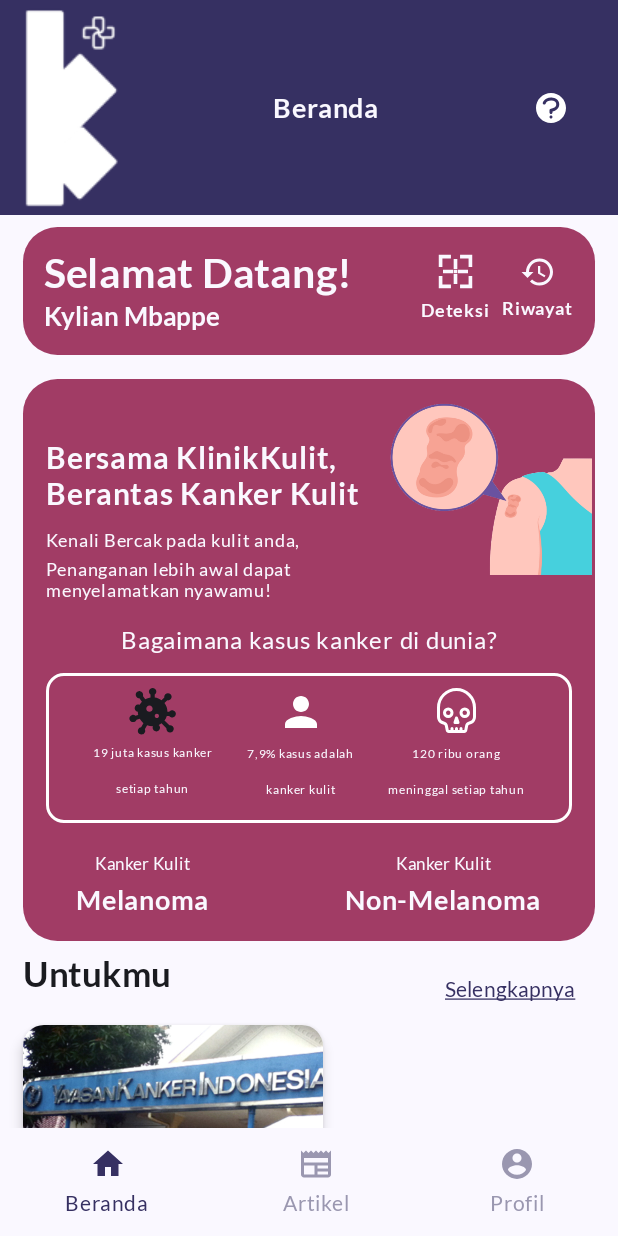
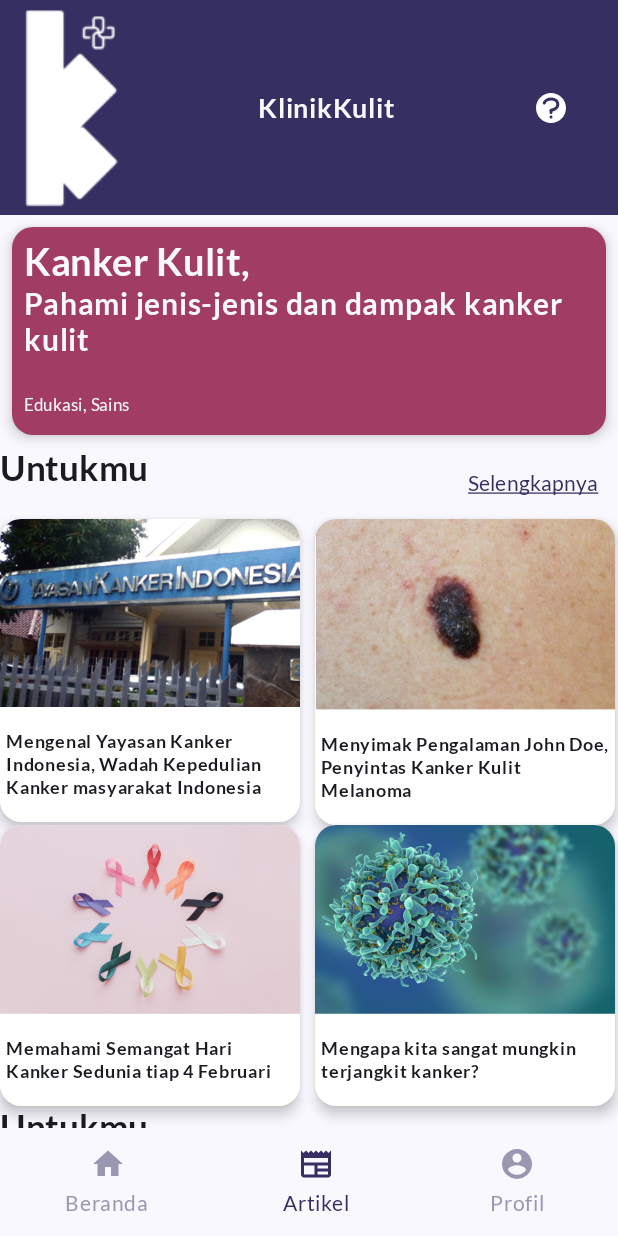
Before and after one commit to BackFont/Klinik-Kulit, an Android app built with Jetpack Compose: the HomeScreen screen opened through its navigation route, after a tap on "Article", on a phone screen of 412 x 824 dp. Run offline under Robolectric (Android 15) with nearby library versions, the phone set to English and light mode, and no system bars.

Commit message:
Finished camera features and added articles page

```diff
--- a/app/src/main/java/com/example/klinikkulit/MainActivity.kt
+++ b/app/src/main/java/com/example/klinikkulit/MainActivity.kt
@@ -1,22 +1,16 @@
 package com.example.klinikkulit
 
-import android.graphics.Camera
 import android.os.Bundle
-import android.util.Log
 import androidx.activity.ComponentActivity
 import androidx.activity.compose.setContent
-import androidx.compose.material3.Text
-import androidx.compose.runtime.Composable
 import androidx.compose.runtime.getValue
-import androidx.compose.ui.Modifier
-import androidx.compose.ui.tooling.preview.Preview
 import androidx.lifecycle.compose.collectAsStateWithLifecycle
 import androidx.lifecycle.viewmodel.compose.viewModel
 import androidx.navigation.NavHostController
 import androidx.navigation.compose.NavHost
 import androidx.navigation.compose.composable
 import androidx.navigation.compose.rememberNavController
-import com.example.klinikkulit.models.CameraState
+import com.example.klinikkulit.ui.screens.ArticlesPage
 import com.example.klinikkulit.ui.screens.CameraScreen
 import com.example.klinikkulit.ui.screens.EditProfilePage
 import com.example.klinikkulit.ui.screens.FAQPage
@@ -27,7 +21,6 @@ import com.example.klinikkulit.ui.screens.ScanResultScreen
 import com.example.klinikkulit.ui.screens.SignUpPage
 import com.example.klinikkulit.ui.theme.KlinikKulitTheme
 import com.example.klinikkulit.utils.NavRoute
-import com.example.klinikkulit.utils.sharedViewModel
 import com.example.klinikkulit.viewmodels.CameraViewModel
 
 class MainActivity : ComponentActivity() {
@@ -66,8 +59,11 @@ class MainActivity : ComponentActivity() {
                     composable(NavRoute.SCAN_RESULT.name) {
                         val cameraState by viewModel.state.collectAsStateWithLifecycle()
                         cameraState.capturedImage?.let {
-                            ScanResultScreen(it, navController)
+                            ScanResultScreen(it, navController, viewModel::onCapturedPhotoConsumed)
                         }
+                    }
+                    composable(NavRoute.ARTICLES.name) {
+                        ArticlesPage(navController)
                     }
                 }
             }
--- /dev/null
+++ b/app/src/main/java/com/example/klinikkulit/dummy/DummyProvider.kt
@@ -0,0 +1,145 @@
+package com.example.klinikkulit.dummy
+
+import com.example.klinikkulit.R
+import com.example.klinikkulit.models.Article
+import com.example.klinikkulit.models.Disease
+
+
+class DummyProvider {
+    val articlesList = listOf(
+        Article(
+            "Mengenal Yayasan Kanker Indonesia, " +
+                    "Wadah Kepedulian Kanker masyarakat Indonesia", R.drawable.image_12
+        ),
+        Article(
+            "Menyimak Pengalaman John Doe, Penyintas Kanker Kulit Melanoma",
+            R.drawable.image_13
+        ),
+        Article(
+            "Memahami Semangat Hari Kanker Sedunia tiap 4 Februari",
+            R.drawable.image_17
+        ),
+        Article(
+            "Mengapa kita sangat mungkin terjangkit kanker?",
+            R.drawable.image_20
+        )
+    )
+
+    val diseaseList = listOf(
+        Disease(
+            "Actinic keratoses and intraepithelial carcinomae",
+            "Kanker Non-melanoma",
+            "Cukup Berbahaya",
+            "Konsultasikan ke dokter",
+            "Lesi yang anda miliki terdeteksi sebagai Actinic Keratoses atau Intraepithelial " +
+                    "Carcinomae pada model kami. Meskipun begitu hasil prediksi ini sangat mungkin " +
+                    "untuk salah. Anda sebaiknya segera berkonsultasi ke dokter.\n" +
+                    "\n" +
+                    "Actinic keratosis (AK) dan intraepithelial carcinoma (IEC) adalah dua kondisi " +
+                    "yang berkaitan dengan pertumbuhan sel kulit yang tidak normal dan berpotensi " +
+                    "menjadi kanker kulit. AK adalah kondisi prakanker kulit yang sering disebabkan " +
+                    "oleh paparan berulang terhadap sinar matahari atau sinar UV. Kondisi ini juga " +
+                    "dikenal dengan nama \"solar keratosis\" atau \"senile keratosis\". IEC adalah " +
+                    "istilah umum yang digunakan untuk menggambarkan kanker yang terbatas pada lapisan " +
+                    "sel-sel epidermis kulit, yang merupakan lapisan paling luar kulit.\n" +
+                    "\n" +
+                    "AK dan IEC adalah tanda peringatan yang serius untuk kesehatan kulit Anda, " +
+                    "dan mereka memerlukan perawatan medis. Dalam banyak kasus, pengobatan yang " +
+                    "tepat waktu dapat mencegah perkembangan menjadi kanker kulit yang lebih ganas."
+        ),
+        Disease(
+            "Basal Cell Carcinoma",
+            "Kanker Non-melanoma",
+            "Cukup Berbahaya",
+            "Konsultasikan ke dokter",
+            "Lesi yang anda miliki terdeteksi sebagai Basal Cell Carcinoma pada model kami. " +
+                    "Meskipun begitu hasil prediksi ini sangat mungkin untuk salah. Anda sebaiknya " +
+                    "segera berkonsultasi ke dokter.\n" +
+                    "\n" +
+                    "Basal Cell Carcinoma (BCC) adalah jenis kanker kulit yang paling umum di seluruh " +
+                    "dunia. Ini adalah kanker yang tumbuh dalam sel-sel basal, yang merupakan jenis " +
+                    "sel kulit yang terletak di lapisan terdalam epidermis (lapisan terluar kulit). " +
+                    "BCC adalah jenis kanker kulit yang relatif lambat tumbuh dan jarang menyebar ke " +
+                    "bagian tubuh yang lain, tetapi dapat menjadi masalah serius jika tidak diobati."
+        ),
+        Disease(
+            "Benign Keratosis-like Lesions",
+            "Bukan Kanker",
+            "Tidak Berbahaya",
+            "Tidak perlu penanganan khusus",
+            "Lesi yang anda miliki terdeteksi sebagai Benign Keratosis-like Lesions pada " +
+                    "model kami. Meskipun begitu hasil prediksi ini sangat mungkin untuk salah. Anda " +
+                    "sebaiknya segera berkonsultasi ke dokter.\n" +
+                    "\n" +
+                    "Benign keratosis-like lesions (lesi mirip keratosis yang jinak) adalah istilah " +
+                    "yang digunakan untuk menggambarkan sekelompok kondisi kulit yang menunjukkan " +
+                    "ciri-ciri fisik yang mirip dengan keratosis (kondisi kulit dengan pertumbuhan " +
+                    "epidermis yang berlebihan) tetapi bersifat jinak atau non-kanker. Meskipun " +
+                    "memiliki penampilan fisik yang mirip dengan keratosis, kondisi-kondisi ini " +
+                    "umumnya tidak berbahaya dan tidak berkembang menjadi kanker kulit. "
+        ),
+        Disease(
+            "Melanocytic Nevi",
+            "Bukan Kanker",
+            "Tidak Berbahaya",
+            "Tidak perlu penanganan khusus",
+            "Lesi yang anda miliki terdeteksi sebagai Melanocytic Nevi pada model kami. " +
+                    "Meskipun begitu hasil prediksi ini sangat mungkin untuk salah. Anda sebaiknya " +
+                    "segera berkonsultasi ke dokter.\n" +
+                    "\n" +
+                    "Melanocytic nevi, yang juga dikenal sebagai nevus (jamak: nevi) atau tahi lalat, " +
+                    "adalah pertumbuhan pigmen kulit yang umum. Mereka adalah lesi kulit yang terdiri " +
+                    "dari melanosit, sel-sel yang menghasilkan pigmen melanin yang memberikan warna " +
+                    "pada kulit, rambut, dan mata. Melanocytic nevi dapat muncul pada hampir " +
+                    "semua bagian tubuh dan pada orang-orang dengan berbagai warna kulit."
+        ),
+        Disease(
+            "Melanoma",
+            "Melanoma",
+            "Berbahaya",
+            "Segera konsultasikan ke dokter",
+            "Lesi yang anda miliki terdeteksi sebagai melanoma pada model kami. " +
+                    "Meskipun begitu hasil prediksi ini sangat mungkin untuk salah. Anda sebaiknya " +
+                    "segera berkonsultasi ke dokter.\n" + "\n" +
+                    "Kanker kulit melanoma adalah jenis kanker yang berasal dari sel-sel melanosit, " +
+                    "yaitu sel-sel yang menghasilkan pigmen melanin yang memberi warna pada kulit. " +
+                    "Melanoma sering kali terkait dengan paparan sinar matahari berlebihan atau radiasi UV. " +
+                    "Ini adalah salah satu bentuk kanker kulit paling serius dan dapat menyebar ke " +
+                    "bagian tubuh lain jika tidak diobati dengan cepat."
+        ),
+        Disease(
+            "Dermatofibroma",
+            "Bukan Kanker",
+            "Tidak Berbahaya",
+            "",
+            "Lesi yang anda miliki terdeteksi sebagai Dermatofibroma pada model kami. " +
+                    "Meskipun begitu hasil prediksi ini sangat mungkin untuk salah. Anda sebaiknya " +
+                    "segera berkonsultasi ke dokter.\n" +
+                    "\n" +
+                    "Dermatofibroma adalah jenis lesi atau benjolan kulit yang umumnya bersifat " +
+                    "jinak atau non-kanker. Ini adalah kondisi kulit yang seringkali ditemukan pada " +
+                    "bagian tubuh tertentu, terutama pada pergelangan tangan, lengan bawah, dan kaki. " +
+                    "Dermatofibroma biasanya muncul sebagai benjolan kecil yang terasa keras saat ditekan."
+        ),
+        Disease(
+            "Pyogenic Granulomas and Hemorrhage",
+            "Bukan Kanker",
+            "Tidak Berbahaya",
+            "Tidak perlu penanganan khusus",
+            "Lesi yang anda miliki terdeteksi sebagai Pyogenic Granulomas atau Hemorrhage pada model kami. " +
+                    "Meskipun begitu hasil prediksi ini sangat mungkin untuk salah. Anda sebaiknya segera berkonsultasi ke dokter.\n" +
+                    "\n" +
+                    "Pyogenic granulomas, juga dikenal sebagai granuloma pyogenik atau lobular capillary " +
+                    "hemangioma, adalah pertumbuhan kulit yang umumnya berukuran kecil dan berbentuk " +
+                    "benjolan yang menonjol. Meskipun namanya mengandung kata \"pyogenic\" yang " +
+                    "menunjukkan infeksi, pyogenic granulomas sebenarnya bukan infeksi dan biasanya " +
+                    "bukan kanker. Mereka adalah pertumbuhan pembuluh darah yang terjadi sebagai " +
+                    "respons terhadap iritasi atau trauma pada kulit.\n" +
+                    "\n" +
+                    "Sedangkan hemorrhage adalah istilah medis yang merujuk pada perdarahan yang " +
+                    "tidak normal atau kehilangan darah dari sistem peredaran darah. Perdarahan bisa " +
+                    "terjadi di dalam tubuh (internal) atau di luar tubuh (eksternal) dan " +
+                    "dapat disebabkan oleh berbagai kondisi atau cedera."
+        )
+    )
+}
--- /dev/null
+++ b/app/src/main/java/com/example/klinikkulit/ui/screens/ArticlesPage.kt
@@ -0,0 +1,106 @@
+package com.example.klinikkulit.ui.screens
+
+import androidx.compose.foundation.Image
+import androidx.compose.foundation.layout.Arrangement
+import androidx.compose.foundation.layout.Column
+import androidx.compose.foundation.layout.Row
+import androidx.compose.foundation.layout.Spacer
+import androidx.compose.foundation.layout.fillMaxWidth
+import androidx.compose.foundation.layout.height
+import androidx.compose.foundation.layout.padding
+import androidx.compose.foundation.layout.width
+import androidx.compose.foundation.rememberScrollState
+import androidx.compose.foundation.shape.RoundedCornerShape
+import androidx.compose.foundation.verticalScroll
+import androidx.compose.material3.Card
+import androidx.compose.material3.CardDefaults
+import androidx.compose.material3.ExperimentalMaterial3Api
+import androidx.compose.material3.MaterialTheme
+import androidx.compose.material3.Scaffold
+import androidx.compose.material3.TextButton
+import androidx.compose.runtime.Composable
+import androidx.compose.ui.Modifier
+import androidx.compose.ui.draw.clip
+import androidx.compose.ui.graphics.Color
+import androidx.compose.ui.res.painterResource
+import androidx.compose.ui.text.font.FontWeight
+import androidx.compose.ui.text.style.TextDecoration
+import androidx.compose.ui.unit.dp
+import androidx.compose.ui.unit.sp
+import androidx.navigation.NavHostController
+import com.example.klinikkulit.R
+import com.example.klinikkulit.dummy.DummyProvider
+import com.example.klinikkulit.ui.theme.Purple20
+import com.example.klinikkulit.ui.theme.Purple40
+import com.example.klinikkulit.ui.theme.Purple50
+import com.example.klinikkulit.utils.AppText
+
+@OptIn(ExperimentalMaterial3Api::class)
+@Composable
+fun ArticlesPage(navController: NavHostController) {
+    val articlesList = DummyProvider().articlesList
+
+    Scaffold(
+        topBar = { TopBar(navController, "KlinikKulit") },
+        bottomBar = { BottomBar(navController) }
+    ) {
+        Column(
+            Modifier
+                .padding(it)
+                .verticalScroll(rememberScrollState())
+        ) {
+            Card(
+                shape = RoundedCornerShape(14.dp),
+                elevation = CardDefaults.cardElevation(5.dp),
+                colors = CardDefaults.cardColors(Purple50),
+                modifier = Modifier.padding(8.dp)
+            ) {
+                Row(Modifier.fillMaxWidth()) {
+                    Column(Modifier.padding(8.dp)) {
+                        AppText("Kanker Kulit,", FontWeight.ExtraBold, 25.sp)
+                        AppText(
+                            "Pahami jenis-jenis dan dampak kanker kulit",
+                            FontWeight.Bold,
+                            20.sp
+                        )
+                        Spacer(Modifier.height(20.dp))
+                        AppText("Edukasi, Sains", fontSize = 11.sp)
+                    }
+                    Image(
+                        painterResource(R.drawable.image_16), null,
+                        Modifier.clip(RoundedCornerShape(23.dp)
+                        )
+                    )
+                }
+            }
+            Row(Modifier.fillMaxWidth(), Arrangement.SpaceBetween) {
+                AppText("Untukmu", FontWeight.Bold, 23.sp, MaterialTheme.colorScheme.onSurface)
+                TextButton(onClick = { /*TODO*/ }) {
+                    AppText(
+                        "Selengkapnya", FontWeight.Medium, 14.sp,
+                        Purple20, textDecoration = TextDecoration.Underline,
+                    )
+                }
+            }
+            Row {
+                ArticleCard(articlesList[0])
+                Spacer(Modifier.width(10.dp))
+                ArticleCard(articlesList[1])
+            }
+            Row {
+                ArticleCard(articlesList[2])
+                Spacer(Modifier.width(10.dp))
+                ArticleCard(articlesList[3])
+            }
+            Row(Modifier.fillMaxWidth(), Arrangement.SpaceBetween) {
+                AppText("Untukmu", FontWeight.Bold, 23.sp, MaterialTheme.colorScheme.onSurface)
+                TextButton(onClick = { /*TODO*/ }) {
+                    AppText(
+                        "Selengkapnya", FontWeight.Medium, 14.sp,
+                        Purple20, textDecoration = TextDecoration.Underline,
+                    )
+                }
+            }
+        }
+    }
+}
--- a/app/src/main/java/com/example/klinikkulit/ui/screens/HomeScreen.kt
+++ b/app/src/main/java/com/example/klinikkulit/ui/screens/HomeScreen.kt
@@ -3,6 +3,7 @@ package com.example.klinikkulit.ui.screens
 import androidx.compose.foundation.BorderStroke
 import androidx.compose.foundation.Image
 import androidx.compose.foundation.clickable
+import androidx.compose.foundation.horizontalScroll
 import androidx.compose.foundation.layout.Arrangement
 import androidx.compose.foundation.layout.Box
 import androidx.compose.foundation.layout.Column
@@ -47,6 +48,7 @@ import androidx.navigation.NavGraph.Companion.findStartDestination
 import androidx.navigation.NavHostController
 import androidx.navigation.compose.currentBackStackEntryAsState
 import com.example.klinikkulit.R
+import com.example.klinikkulit.dummy.DummyProvider
 import com.example.klinikkulit.models.Article
 import com.example.klinikkulit.ui.theme.Purple20
 import com.example.klinikkulit.ui.theme.Purple50
@@ -60,17 +62,13 @@ import com.google.accompanist.permissions.rememberPermissionState
 @OptIn(ExperimentalMaterial3Api::class, ExperimentalPermissionsApi::class)
 @Composable
 fun HomeScreen(navController: NavHostController) {
-    val articlesList = listOf(
-        Article(
-            "Mengenal Yayasan Kanker Indonesia, " +
-                    "Wadah Kepedulian Kanker masyarakat Indonesia", R.drawable.image_12
-        )
-    )
+    val articlesList = DummyProvider().articlesList
     val cameraPermissionState: PermissionState = rememberPermissionState(android.Manifest.permission.CAMERA)
 
     Scaffold(
         topBar = { TopBar(navController, "Beranda") },
-        bottomBar = { BottomBar(navController) }) {
+        bottomBar = { BottomBar(navController) }
+    ) {
         Column(
             Modifier
                 .padding(it)
@@ -217,8 +215,13 @@ fun HomeScreen(navController: NavHostController) {
                     )
                 }
             }
-            Row(Modifier.padding(bottom = 20.dp)) {
+            Row(
+                Modifier
+                    .padding(bottom = 20.dp)
+                    .horizontalScroll(rememberScrollState())) {
                 ArticleCard(articlesList[0])
+                Spacer(Modifier.width(10.dp))
+                ArticleCard(articlesList[1])
             }
         }
     }
@@ -289,16 +292,16 @@ fun BottomBar(navController: NavHostController) {
         }
         Column(horizontalAlignment = Alignment.CenterHorizontally) {
             val tint =
-                if (currentDestination?.hierarchy?.any { it.route == NavRoute.ARTICLE.name } == true)
+                if (currentDestination?.hierarchy?.any { it.route == NavRoute.ARTICLES.name } == true)
                     Purple20 else Color(0xFF9A97B0)
             IconButton(onClick = {
-//                navController.navigate(NavRoute.ARTICLE.name) {
-//                    popUpTo(navController.graph.findStartDestination().id) {
-//                        saveState = true
-//                    }
-//                    launchSingleTop = true
-//                    restoreState = true
-//                }
+                navController.navigate(NavRoute.ARTICLES.name) {
+                    popUpTo(navController.graph.findStartDestination().id) {
+                        saveState = true
+                    }
+                    launchSingleTop = true
+                    restoreState = true
+                }
             }) {
                 Icon(Icons.Default.Newspaper, "Article", tint = tint)
             }
--- a/app/src/main/java/com/example/klinikkulit/utils/NavRoute.kt
+++ b/app/src/main/java/com/example/klinikkulit/utils/NavRoute.kt
@@ -6,7 +6,7 @@ enum class NavRoute {
     HOME,
     FAQ,
     PROFILE,
-    ARTICLE,
+    ARTICLES,
     EDIT_PROFILE,
     CAMERA,
     SCAN_RESULT
```
Also changed, not shown: app/src/main/java/com/example/klinikkulit/ui/screens/ScanResultScreen.kt (+120 -51 lines), app/src/main/res/drawable/image_13.png (added), app/src/main/res/drawable/image_16.png (added), app/src/main/res/drawable/image_17.png (added), app/src/main/res/drawable/image_20.png (added).
